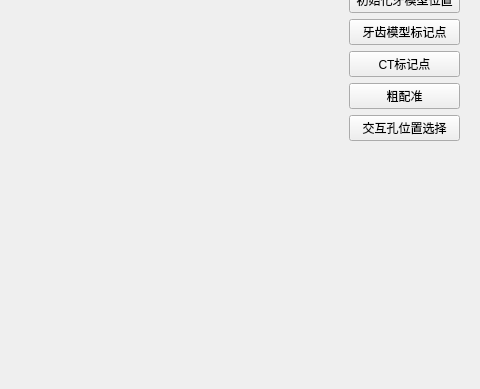
First picture: the form in mainwindow.ui, repository BigBrotherHui/Tooth, before the edit; both pictures show x 320 to 800 and y 211 to 600 of the 800 by 600 pixel window.
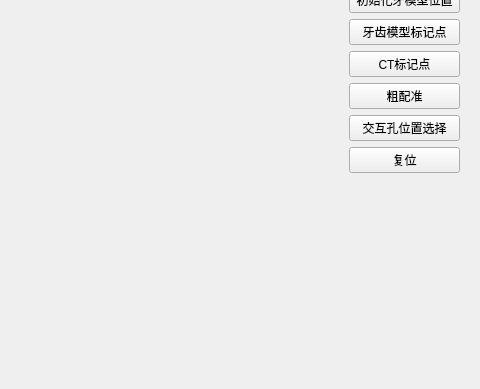
Second picture: the form after the edit.

The edit to the form file:
```diff
--- a/mainwindow.ui
+++ b/mainwindow.ui
@@ -94,6 +94,13 @@
         </property>
        </widget>
       </item>
+      <item>
+       <widget class="QPushButton" name="pushButton_reset">
+        <property name="text">
+         <string>复位</string>
+        </property>
+       </widget>
+      </item>
       <item>
        <spacer name="verticalSpacer">
         <property name="orientation">
```
